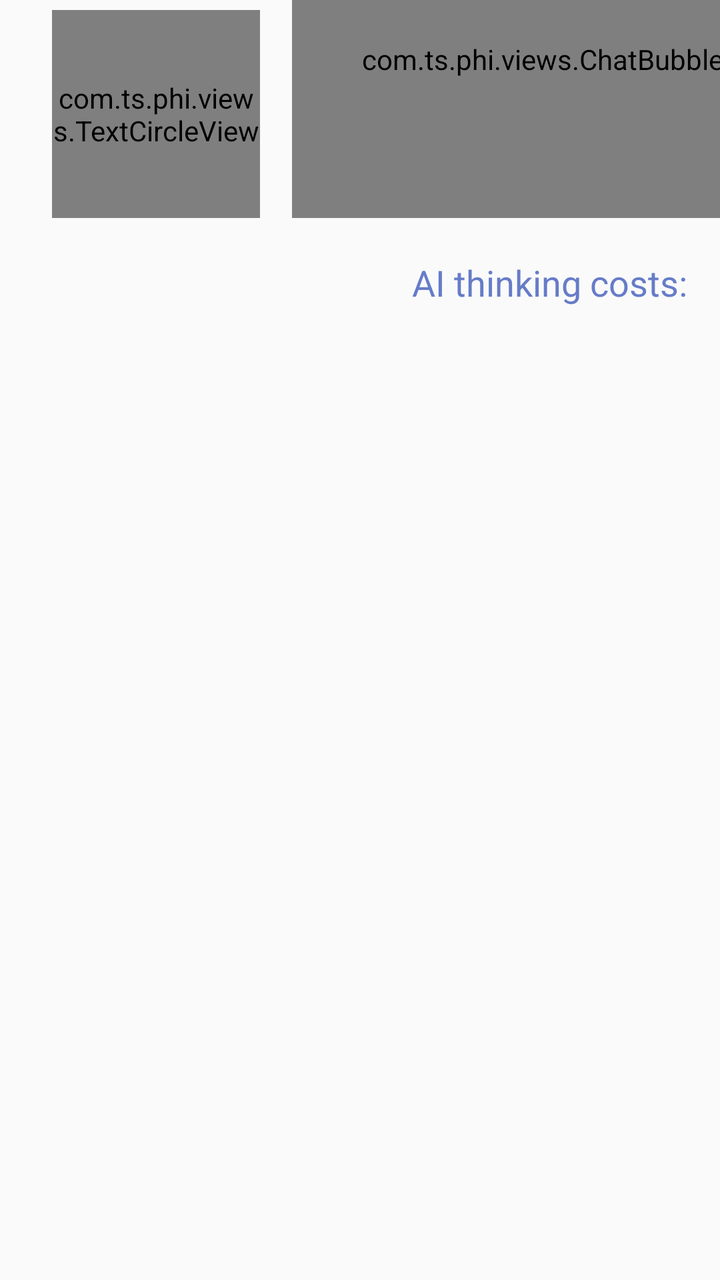
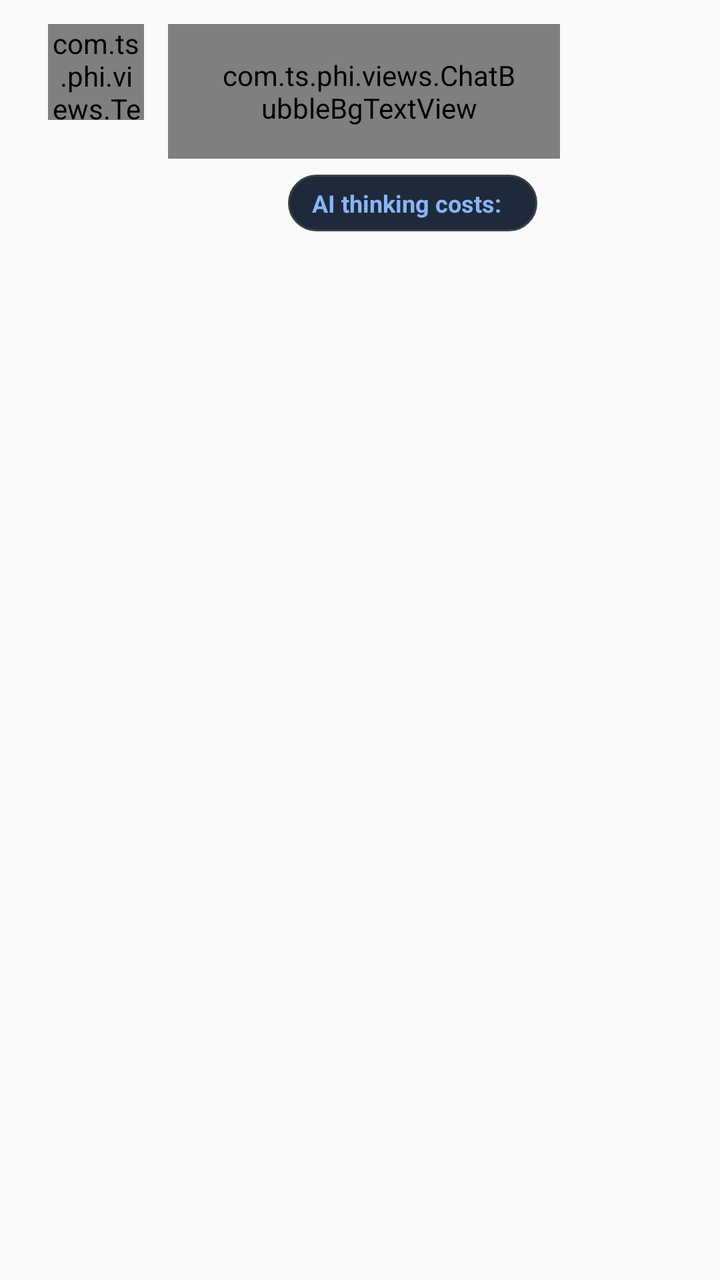

Before-and-after screenshots of an Android layout around one commit, followed by the original layout XML and the change that was made.
<!-- AndroidManifest.xml: application theme Theme.Phi -->
<!-- res/layout/layout_conversation_left_item.xml -->
<?xml version="1.0" encoding="utf-8"?>
<androidx.constraintlayout.widget.ConstraintLayout xmlns:android="http://schemas.android.com/apk/res/android"
    xmlns:app="http://schemas.android.com/apk/res-auto"
    android:layout_width="match_parent"
    android:layout_height="wrap_content"
    android:paddingBottom="25dp">

    <com.ts.phi.views.TextCircleView
        android:id="@+id/tcv_icon"
        android:layout_width="104dp"
        android:layout_height="104dp"
        android:layout_marginStart="26dp"
        android:layout_marginTop="5dp"
        app:layout_constraintStart_toStartOf="parent"
        app:layout_constraintTop_toTopOf="parent" />


    <com.ts.phi.views.ChatBubbleBgTextView
        android:id="@+id/tv_content"
        android:layout_width="wrap_content"
        android:layout_height="wrap_content"
        android:layout_marginStart="16dp"
        android:gravity="left|center_vertical"
        app:bubbleColor="#FFE1E2E4"
        android:maxWidth="942px"
        android:minHeight="109dp"
        android:padding="20dp"
        android:textSize="22sp"
        android:paddingStart="35dp"
        app:arrowDirection="left"
        app:arrowWidth="20dp"
        app:arrowHeight="30dp"
        app:layout_constraintStart_toEndOf="@id/tcv_icon"
        app:layout_constraintTop_toTopOf="parent" />

    <TextView
        android:id="@+id/tv_think_cost_title"
        android:layout_width="wrap_content"
        android:layout_height="wrap_content"
        android:layout_marginStart="60dp"
        android:layout_marginTop="20dp"
        android:text="AI thinking costs:"
        android:textColor="#FF667CC8"
        android:textSize="18sp"
        app:layout_constraintStart_toStartOf="@id/tv_content"
        app:layout_constraintTop_toBottomOf="@id/tv_content" />

    <TextView
        android:id="@+id/tv_think_costs"
        android:layout_width="wrap_content"
        android:layout_height="wrap_content"
        android:layout_marginStart="5dp"
        android:textColor="#FF575755"
        android:textSize="18sp"
        app:layout_constraintStart_toEndOf="@id/tv_think_cost_title"
        app:layout_constraintTop_toTopOf="@id/tv_think_cost_title" />


</androidx.constraintlayout.widget.ConstraintLayout>
<!-- resources referenced by this layout -->
<resources>
  <style name="Theme.Phi" parent="Base.Theme.Phi" />
  <style name="Base.Theme.Phi" parent="Theme.AppCompat.DayNight.NoActionBar">
          
          
      </style>
</resources>

<!-- the commit's change to res/layout/layout_conversation_left_item.xml (unified diff, before → after) -->
@@ -1,59 +1,80 @@
 <?xml version="1.0" encoding="utf-8"?>
-<androidx.constraintlayout.widget.ConstraintLayout xmlns:android="http://schemas.android.com/apk/res/android"
+<androidx.constraintlayout.widget.ConstraintLayout
+    xmlns:android="http://schemas.android.com/apk/res/android"
     xmlns:app="http://schemas.android.com/apk/res-auto"
     android:layout_width="match_parent"
     android:layout_height="wrap_content"
-    android:paddingBottom="25dp">
+    android:paddingHorizontal="16dp"
+    android:paddingVertical="12dp">
 
+    
     <com.ts.phi.views.TextCircleView
         android:id="@+id/tcv_icon"
-        android:layout_width="104dp"
-        android:layout_height="104dp"
-        android:layout_marginStart="26dp"
-        android:layout_marginTop="5dp"
+        android:layout_width="48dp"
+        android:layout_height="48dp"
+        android:layout_marginStart="8dp"
         app:layout_constraintStart_toStartOf="parent"
-        app:layout_constraintTop_toTopOf="parent" />
+        app:layout_constraintTop_toTopOf="@id/tv_content" />
 
-
+    
     <com.ts.phi.views.ChatBubbleBgTextView
         android:id="@+id/tv_content"
         android:layout_width="wrap_content"
         android:layout_height="wrap_content"
-        android:layout_marginStart="16dp"
-        android:gravity="left|center_vertical"
-        app:bubbleColor="#FFE1E2E4"
-        android:maxWidth="942px"
-        android:minHeight="109dp"
-        android:padding="20dp"
-        android:textSize="22sp"
-        android:paddingStart="35dp"
+        android:layout_marginStart="12dp"
+        android:layout_marginEnd="64dp"
+        android:gravity="start|center_vertical"
+        android:maxWidth="800dp"
+        android:minHeight="56dp"
+        android:padding="16dp"
+        android:paddingStart="25dp"
+        android:paddingEnd="20dp"
+        android:textColor="#E8EAED"
+        android:textSize="16sp"
+        android:lineSpacingMultiplier="1.2"
         app:arrowDirection="left"
-        app:arrowWidth="20dp"
-        app:arrowHeight="30dp"
+        app:arrowHeight="8dp"
+        app:arrowWidth="6dp"
+        app:bubbleColor="#2C2E33"
+        app:arrowPosition="0.8"
+        app:layout_constrainedWidth="true"
+        app:layout_constraintEnd_toEndOf="parent"
+        app:layout_constraintHorizontal_bias="0.0"
         app:layout_constraintStart_toEndOf="@id/tcv_icon"
         app:layout_constraintTop_toTopOf="parent" />
 
-    <TextView
-        android:id="@+id/tv_think_cost_title"
+    
+    <LinearLayout
+        android:id="@+id/cost_chip_container"
         android:layout_width="wrap_content"
         android:layout_height="wrap_content"
         android:layout_marginStart="60dp"
-        android:layout_marginTop="20dp"
-        android:text="AI thinking costs:"
-        android:textColor="#FF667CC8"
-        android:textSize="18sp"
+        android:layout_marginTop="8dp"
+        android:background="@drawable/bg_cost_chip_dark"
+        android:gravity="center_vertical"
+        android:orientation="horizontal"
+        android:paddingHorizontal="12dp"
+        android:paddingVertical="6dp"
         app:layout_constraintStart_toStartOf="@id/tv_content"
-        app:layout_constraintTop_toBottomOf="@id/tv_content" />
+        app:layout_constraintTop_toBottomOf="@id/tv_content">
 
-    <TextView
-        android:id="@+id/tv_think_costs"
-        android:layout_width="wrap_content"
-        android:layout_height="wrap_content"
-        android:layout_marginStart="5dp"
-        android:textColor="#FF575755"
-        android:textSize="18sp"
-        app:layout_constraintStart_toEndOf="@id/tv_think_cost_title"
-        app:layout_constraintTop_toTopOf="@id/tv_think_cost_title" />
+        <TextView
+            android:id="@+id/tv_think_cost_title"
+            android:layout_width="wrap_content"
+            android:layout_height="wrap_content"
+            android:text="AI thinking costs:"
+            android:textColor="#8AB4F8"
+            android:textSize="12sp"
+            android:textStyle="bold" />
 
+        <TextView
+            android:id="@+id/tv_think_costs"
+            android:layout_width="wrap_content"
+            android:layout_height="wrap_content"
+            android:layout_marginStart="6dp"
+            android:textColor="#BDC1C6"
+            android:textSize="12sp"
+            android:fontFamily="monospace" />
+    </LinearLayout>
 
 </androidx.constraintlayout.widget.ConstraintLayout>
<!-- resource entries referenced after the edit -->
@@ -1,5 +1,13 @@
 <!-- resources referenced by this layout -->
 <resources>
+  <!-- drawable bg_cost_chip_dark (drawable) -->
+  <?xml version="1.0" encoding="utf-8"?>
+  <shape xmlns:android="http://schemas.android.com/apk/res/android"
+      android:shape="rectangle">
+      <solid android:color="#1E2A3A" />
+      <corners android:radius="16dp" />
+      <stroke android:width="1dp" android:color="#3C4043" />
+  </shape>
   <style name="Theme.Phi" parent="Base.Theme.Phi" />
   <style name="Base.Theme.Phi" parent="Theme.AppCompat.DayNight.NoActionBar">
           
